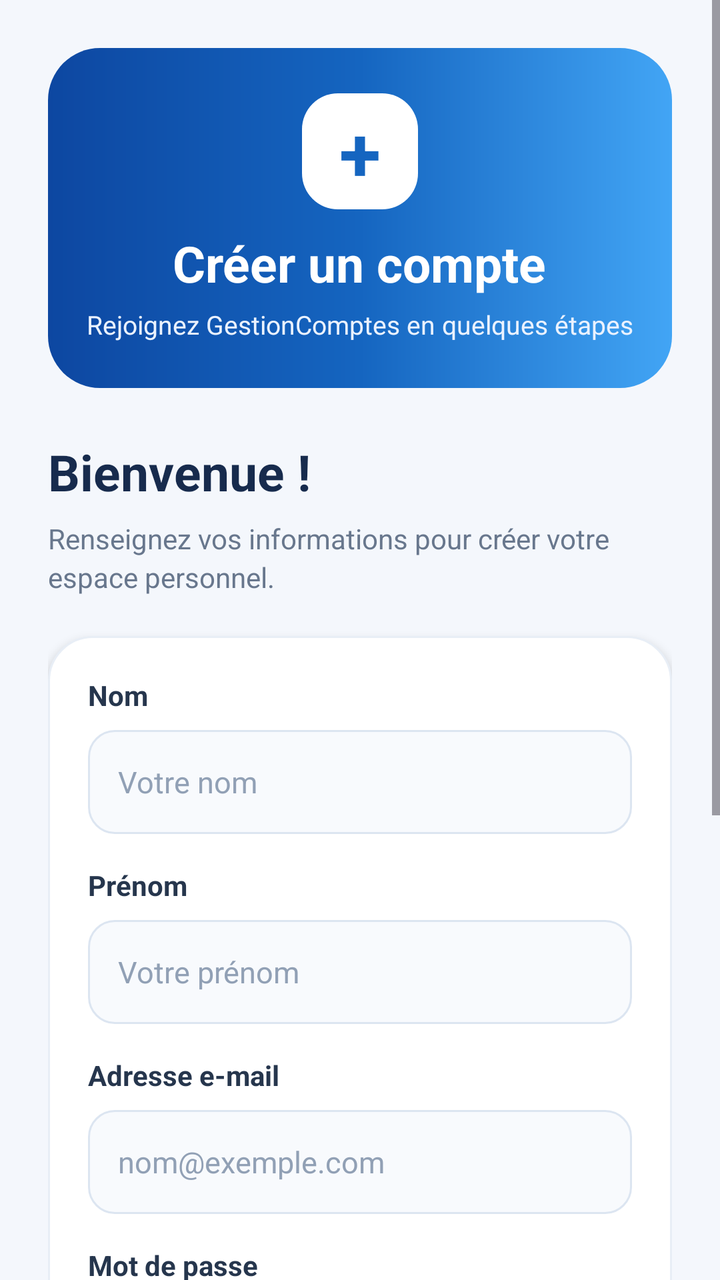
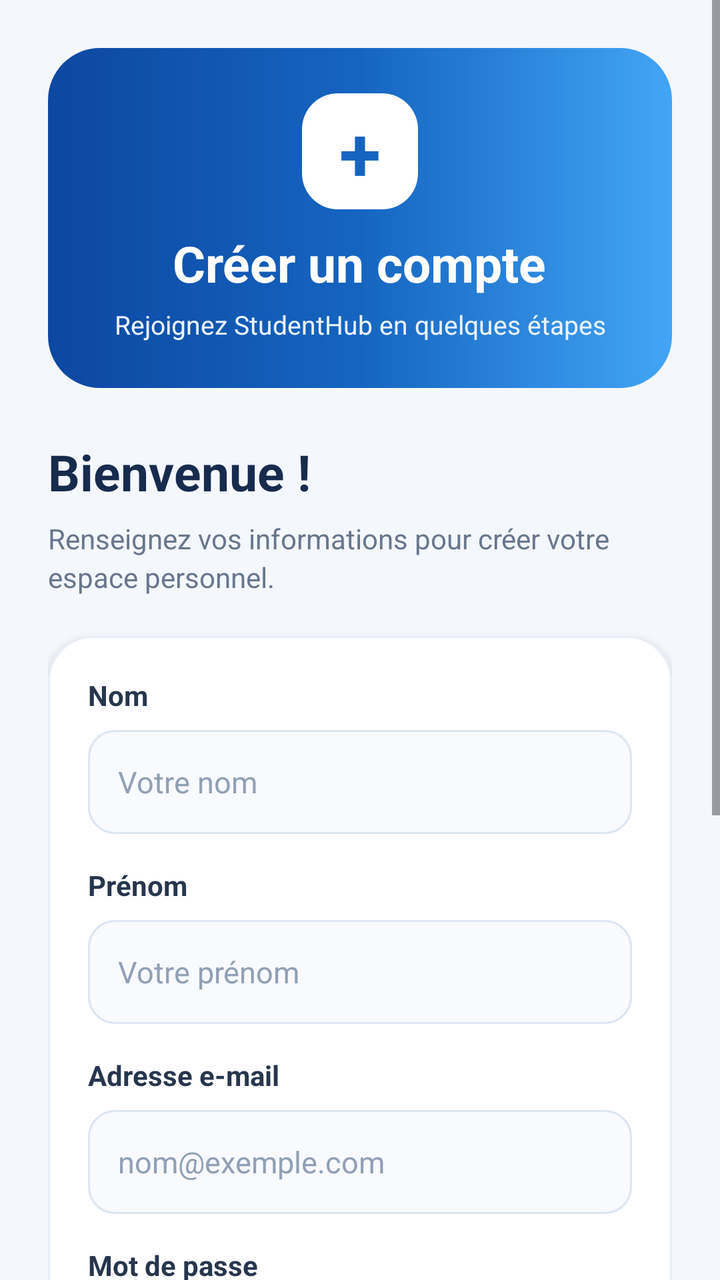

The first picture is an Android layout as it rendered before a commit; the second is the same layout after the commit. The layout source and the unified diff follow.
<!-- AndroidManifest.xml: application theme Theme.GestionComptes -->
<!-- res/layout/activity_register.xml -->
<?xml version="1.0" encoding="utf-8"?>
<ScrollView xmlns:android="http://schemas.android.com/apk/res/android"
    android:layout_width="match_parent"
    android:layout_height="match_parent"
    android:fillViewport="true"
    android:background="#F4F7FC"
    android:overScrollMode="never">

    <LinearLayout
        android:layout_width="match_parent"
        android:layout_height="wrap_content"
        android:orientation="vertical"
        android:paddingStart="24dp"
        android:paddingEnd="24dp"
        android:paddingTop="24dp"
        android:paddingBottom="24dp">

        
        <LinearLayout
            android:layout_width="match_parent"
            android:layout_height="170dp"
            android:orientation="vertical"
            android:gravity="center"
            android:background="@drawable/bg_register_hero"
            android:padding="18dp">

            <TextView
                android:layout_width="58dp"
                android:layout_height="58dp"
                android:gravity="center"
                android:background="@drawable/bg_register_logo"
                android:text="+"
                android:textColor="#1565C0"
                android:textSize="38sp"
                android:textStyle="bold" />

            <TextView
                android:layout_width="wrap_content"
                android:layout_height="wrap_content"
                android:layout_marginTop="10dp"
                android:text="Créer un compte"
                android:textColor="#FFFFFF"
                android:textSize="25sp"
                android:textStyle="bold" />

            <TextView
                android:layout_width="match_parent"
                android:layout_height="wrap_content"
                android:layout_marginTop="5dp"
                android:gravity="center"
                android:text="Rejoignez GestionComptes en quelques étapes"
                android:textColor="#EAF2FF"
                android:textSize="13sp" />
        </LinearLayout>

        
        <TextView
            android:layout_width="match_parent"
            android:layout_height="wrap_content"
            android:layout_marginTop="25dp"
            android:text="Bienvenue !"
            android:textColor="#172B4D"
            android:textSize="25sp"
            android:textStyle="bold" />

        <TextView
            android:layout_width="match_parent"
            android:layout_height="wrap_content"
            android:layout_marginTop="7dp"
            android:layout_marginBottom="20dp"
            android:text="Renseignez vos informations pour créer votre espace personnel."
            android:textColor="#68778D"
            android:textSize="14sp"
            android:lineSpacingExtra="3dp" />

        
        <LinearLayout
            android:layout_width="match_parent"
            android:layout_height="wrap_content"
            android:orientation="vertical"
            android:background="@drawable/bg_register_card"
            android:padding="20dp"
            android:elevation="3dp">


            
            <TextView
                android:layout_width="match_parent"
                android:layout_height="wrap_content"
                android:text="Nom"
                android:textColor="#26364D"
                android:textSize="14sp"
                android:textStyle="bold"
                android:layout_marginBottom="8dp" />

            <EditText
                android:id="@+id/etNom"
                android:layout_width="match_parent"
                android:layout_height="52dp"
                android:background="@drawable/bg_register_input"
                android:hint="Votre nom"
                android:inputType="textPersonName|textCapWords"
                android:imeOptions="actionNext"
                android:singleLine="true"
                android:paddingStart="15dp"
                android:paddingEnd="15dp"
                android:textColor="#172B4D"
                android:textColorHint="#91A0B5"
                android:textSize="15sp" />

            
            <TextView
                android:layout_width="match_parent"
                android:layout_height="wrap_content"
                android:text="Prénom"
                android:textColor="#26364D"
                android:textSize="14sp"
                android:textStyle="bold"
                android:layout_marginTop="16dp"
                android:layout_marginBottom="8dp" />

            <EditText
                android:id="@+id/etPrenom"
                android:layout_width="match_parent"
                android:layout_height="52dp"
                android:background="@drawable/bg_register_input"
                android:hint="Votre prénom"
                android:inputType="textPersonName|textCapWords"
                android:imeOptions="actionNext"
                android:singleLine="true"
                android:paddingStart="15dp"
                android:paddingEnd="15dp"
                android:textColor="#172B4D"
                android:textColorHint="#91A0B5"
                android:textSize="15sp" />


            <TextView
                android:layout_width="match_parent"
                android:layout_height="wrap_content"
                android:text="Adresse e-mail"
                android:textColor="#26364D"
                android:textSize="14sp"
                android:textStyle="bold"
                android:layout_marginTop="16dp"
                android:layout_marginBottom="8dp" />

            <EditText
                android:id="@+id/etEmail"
                android:layout_width="match_parent"
                android:layout_height="52dp"
                android:background="@drawable/bg_register_input"
                android:hint="nom@exemple.com"
                android:inputType="textEmailAddress"
                android:imeOptions="actionNext"
                android:singleLine="true"
                android:paddingStart="15dp"
                android:paddingEnd="15dp"
                android:textColor="#172B4D"
                android:textColorHint="#91A0B5"
                android:textSize="15sp"
                android:autofillHints="emailAddress" />

            <TextView
                android:layout_width="match_parent"
                android:layout_height="wrap_content"
                android:text="Mot de passe"
                android:textColor="#26364D"
                android:textSize="14sp"
                android:textStyle="bold"
                android:layout_marginTop="16dp"
                android:layout_marginBottom="8dp" />

            <EditText
                android:id="@+id/etPassword"
                android:layout_width="match_parent"
                android:layout_height="52dp"
                android:background="@drawable/bg_register_input"
                android:hint="Créez un mot de passe"
                android:inputType="textPassword"
                android:imeOptions="actionNext"
                android:singleLine="true"
                android:paddingStart="15dp"
                android:paddingEnd="15dp"
                android:textColor="#172B4D"
                android:textColorHint="#91A0B5"
                android:textSize="15sp"
                android:autofillHints="newPassword" />

            <TextView
                android:layout_width="match_parent"
                android:layout_height="wrap_content"
                android:text="Confirmer le mot de passe"
                android:textColor="#26364D"
                android:textSize="14sp"
                android:textStyle="bold"
                android:layout_marginTop="16dp"
                android:layout_marginBottom="8dp" />

            <EditText
                android:id="@+id/etConfirmPassword"
                android:layout_width="match_parent"
                android:layout_height="52dp"
                android:background="@drawable/bg_register_input"
                android:hint="Saisissez à nouveau le mot de passe"
                android:inputType="textPassword"
                android:imeOptions="actionDone"
                android:singleLine="true"
                android:paddingStart="15dp"
                android:paddingEnd="15dp"
                android:textColor="#172B4D"
                android:textColorHint="#91A0B5"
                android:textSize="15sp"
                android:autofillHints="newPassword" />

            <androidx.appcompat.widget.AppCompatButton
                android:id="@+id/btnRegister"
                android:layout_width="match_parent"
                android:layout_height="54dp"
                android:layout_marginTop="24dp"
                android:background="@drawable/bg_register_button"
                android:backgroundTint="@null"
                android:stateListAnimator="@null"
                android:elevation="0dp"
                android:text="Créer mon compte"
                android:textAllCaps="false"
                android:textColor="#FFFFFF"
                android:textSize="16sp"
                android:textStyle="bold" />

            <TextView
                android:id="@+id/tvLogin"
                android:layout_width="match_parent"
                android:layout_height="wrap_content"
                android:layout_marginTop="16dp"
                android:gravity="center"
                android:padding="8dp"
                android:clickable="true"
                android:focusable="true"
                android:text="Déjà inscrit(e) ? Se connecter"
                android:textColor="#1565C0"
                android:textSize="14sp"
                android:textStyle="bold" />

        </LinearLayout>

        <TextView
            android:layout_width="match_parent"
            android:layout_height="wrap_content"
            android:layout_marginTop="20dp"
            android:gravity="center"
            android:text="SIMPLE  •  SÉCURISÉ  •  PRATIQUE"
            android:textColor="#8A98AB"
            android:textSize="11sp"
            android:letterSpacing="0.06" />

    </LinearLayout>
</ScrollView>
<!-- resources referenced by this layout -->
<resources>
  <!-- drawable bg_register_button (drawable) -->
  <?xml version="1.0" encoding="utf-8"?>
  <ripple xmlns:android="http://schemas.android.com/apk/res/android"
      android:color="#55FFFFFF">
      <item>
          <shape android:shape="rectangle">
              <corners android:radius="14dp" />
              <gradient
                  android:angle="0"
                  android:startColor="#1565C0"
                  android:endColor="#1976D2"
                  android:type="linear" />
          </shape>
      </item>
  </ripple>
  <!-- drawable bg_register_card (drawable) -->
  <?xml version="1.0" encoding="utf-8"?>
  <shape xmlns:android="http://schemas.android.com/apk/res/android"
      android:shape="rectangle">
      <corners android:radius="22dp" />
      <solid android:color="#FFFFFF" />
      <stroke
          android:width="1dp"
          android:color="#E8EEF6" />
  </shape>
  <!-- drawable bg_register_hero (drawable) -->
  <?xml version="1.0" encoding="utf-8"?>
  <shape xmlns:android="http://schemas.android.com/apk/res/android"
      android:shape="rectangle">
      <corners android:radius="26dp" />
      <gradient
          android:angle="0"
          android:startColor="#0D47A1"
          android:centerColor="#1565C0"
          android:endColor="#42A5F5"
          android:type="linear" />
  </shape>
  <!-- drawable bg_register_input (drawable) -->
  <?xml version="1.0" encoding="utf-8"?>
  <selector xmlns:android="http://schemas.android.com/apk/res/android">
      <item android:state_focused="true">
          <shape android:shape="rectangle">
              <corners android:radius="13dp" />
              <solid android:color="#F8FBFF" />
              <stroke android:width="1.5dp" android:color="#1565C0" />
          </shape>
      </item>
      <item>
          <shape android:shape="rectangle">
              <corners android:radius="13dp" />
              <solid android:color="#F8FAFD" />
              <stroke android:width="1dp" android:color="#DCE5F1" />
          </shape>
      </item>
  </selector>
  <!-- drawable bg_register_logo (drawable) -->
  <?xml version="1.0" encoding="utf-8"?>
  <shape xmlns:android="http://schemas.android.com/apk/res/android"
      android:shape="rectangle">
      <corners android:radius="18dp" />
      <solid android:color="#FFFFFF" />
  </shape>
  <style name="Theme.GestionComptes" parent="Base.Theme.GestionComptes" />
  <style name="Base.Theme.GestionComptes" parent="Theme.Material3.DayNight.NoActionBar">
          
          
      </style>
</resources>

<!-- the commit's change to res/layout/activity_register.xml (unified diff, before → after) -->
@@ -38,7 +38,7 @@
                 android:layout_width="wrap_content"
                 android:layout_height="wrap_content"
                 android:layout_marginTop="10dp"
-                android:text="Créer un compte"
+                android:text="@string/register_title"
                 android:textColor="#FFFFFF"
                 android:textSize="25sp"
                 android:textStyle="bold" />
@@ -48,7 +48,7 @@
                 android:layout_height="wrap_content"
                 android:layout_marginTop="5dp"
                 android:gravity="center"
-                android:text="Rejoignez GestionComptes en quelques étapes"
+                android:text="@string/register_hero_subtitle"
                 android:textColor="#EAF2FF"
                 android:textSize="13sp" />
         </LinearLayout>
@@ -58,7 +58,7 @@
             android:layout_width="match_parent"
             android:layout_height="wrap_content"
             android:layout_marginTop="25dp"
-            android:text="Bienvenue !"
+            android:text="@string/register_welcome"
             android:textColor="#172B4D"
             android:textSize="25sp"
             android:textStyle="bold" />
@@ -68,7 +68,7 @@
             android:layout_height="wrap_content"
             android:layout_marginTop="7dp"
             android:layout_marginBottom="20dp"
-            android:text="Renseignez vos informations pour créer votre espace personnel."
+            android:text="@string/register_description"
             android:textColor="#68778D"
             android:textSize="14sp"
             android:lineSpacingExtra="3dp" />
@@ -82,12 +82,11 @@
             android:padding="20dp"
             android:elevation="3dp">
 
-
-            
-            <TextView
-                android:layout_width="match_parent"
-                android:layout_height="wrap_content"
-                android:text="Nom"
+            
+            <TextView
+                android:layout_width="match_parent"
+                android:layout_height="wrap_content"
+                android:text="@string/last_name"
                 android:textColor="#26364D"
                 android:textSize="14sp"
                 android:textStyle="bold"
@@ -98,7 +97,7 @@
                 android:layout_width="match_parent"
                 android:layout_height="52dp"
                 android:background="@drawable/bg_register_input"
-                android:hint="Votre nom"
+                android:hint="@string/last_name_hint"
                 android:inputType="textPersonName|textCapWords"
                 android:imeOptions="actionNext"
                 android:singleLine="true"
@@ -112,7 +111,7 @@
             <TextView
                 android:layout_width="match_parent"
                 android:layout_height="wrap_content"
-                android:text="Prénom"
+                android:text="@string/first_name"
                 android:textColor="#26364D"
                 android:textSize="14sp"
                 android:textStyle="bold"
@@ -124,7 +123,7 @@
                 android:layout_width="match_parent"
                 android:layout_height="52dp"
                 android:background="@drawable/bg_register_input"
-                android:hint="Votre prénom"
+                android:hint="@string/first_name_hint"
                 android:inputType="textPersonName|textCapWords"
                 android:imeOptions="actionNext"
                 android:singleLine="true"
@@ -134,11 +133,11 @@
                 android:textColorHint="#91A0B5"
                 android:textSize="15sp" />
 
-
-            <TextView
-                android:layout_width="match_parent"
-                android:layout_height="wrap_content"
-                android:text="Adresse e-mail"
+            
+            <TextView
+                android:layout_width="match_parent"
+                android:layout_height="wrap_content"
+                android:text="@string/email"
                 android:textColor="#26364D"
                 android:textSize="14sp"
                 android:textStyle="bold"
@@ -150,7 +149,7 @@
                 android:layout_width="match_parent"
                 android:layout_height="52dp"
                 android:background="@drawable/bg_register_input"
-                android:hint="nom@exemple.com"
+                android:hint="@string/email_hint"
                 android:inputType="textEmailAddress"
                 android:imeOptions="actionNext"
                 android:singleLine="true"
@@ -161,10 +160,11 @@
                 android:textSize="15sp"
                 android:autofillHints="emailAddress" />
 
-            <TextView
-                android:layout_width="match_parent"
-                android:layout_height="wrap_content"
-                android:text="Mot de passe"
+            
+            <TextView
+                android:layout_width="match_parent"
+                android:layout_height="wrap_content"
+                android:text="@string/password"
                 android:textColor="#26364D"
                 android:textSize="14sp"
                 android:textStyle="bold"
@@ -176,7 +176,7 @@
                 android:layout_width="match_parent"
                 android:layout_height="52dp"
                 android:background="@drawable/bg_register_input"
-                android:hint="Créez un mot de passe"
+                android:hint="@string/create_password_hint"
                 android:inputType="textPassword"
                 android:imeOptions="actionNext"
                 android:singleLine="true"
@@ -187,10 +187,11 @@
                 android:textSize="15sp"
                 android:autofillHints="newPassword" />
 
-            <TextView
-                android:layout_width="match_parent"
-                android:layout_height="wrap_content"
-                android:text="Confirmer le mot de passe"
+            
+            <TextView
+                android:layout_width="match_parent"
+                android:layout_height="wrap_content"
+                android:text="@string/confirm_password"
                 android:textColor="#26364D"
                 android:textSize="14sp"
                 android:textStyle="bold"
@@ -202,7 +203,7 @@
                 android:layout_width="match_parent"
                 android:layout_height="52dp"
                 android:background="@drawable/bg_register_input"
-                android:hint="Saisissez à nouveau le mot de passe"
+                android:hint="@string/confirm_password_hint"
                 android:inputType="textPassword"
                 android:imeOptions="actionDone"
                 android:singleLine="true"
@@ -213,6 +214,7 @@
                 android:textSize="15sp"
                 android:autofillHints="newPassword" />
 
+            
             <androidx.appcompat.widget.AppCompatButton
                 android:id="@+id/btnRegister"
                 android:layout_width="match_parent"
@@ -222,12 +224,13 @@
                 android:backgroundTint="@null"
                 android:stateListAnimator="@null"
                 android:elevation="0dp"
-                android:text="Créer mon compte"
+                android:text="@string/register_button"
                 android:textAllCaps="false"
                 android:textColor="#FFFFFF"
                 android:textSize="16sp"
                 android:textStyle="bold" />
 
+            
             <TextView
                 android:id="@+id/tvLogin"
                 android:layout_width="match_parent"
@@ -237,7 +240,7 @@
                 android:padding="8dp"
                 android:clickable="true"
                 android:focusable="true"
-                android:text="Déjà inscrit(e) ? Se connecter"
+                android:text="@string/already_account"
                 android:textColor="#1565C0"
                 android:textSize="14sp"
                 android:textStyle="bold" />
@@ -249,7 +252,7 @@
             android:layout_height="wrap_content"
             android:layout_marginTop="20dp"
             android:gravity="center"
-            android:text="SIMPLE  •  SÉCURISÉ  •  PRATIQUE"
+            android:text="@string/login_footer"
             android:textColor="#8A98AB"
             android:textSize="11sp"
             android:letterSpacing="0.06" />
<!-- resource entries referenced after the edit -->
@@ -62,6 +62,23 @@
       <corners android:radius="18dp" />
       <solid android:color="#FFFFFF" />
   </shape>
+  <string name="already_account">Déjà inscrit(e) ? Se connecter</string>
+  <string name="confirm_password">Confirmer le mot de passe</string>
+  <string name="confirm_password_hint">Saisissez à nouveau le mot de passe</string>
+  <string name="create_password_hint">Créez un mot de passe</string>
+  <string name="email">Adresse e-mail</string>
+  <string name="email_hint">nom@exemple.com</string>
+  <string name="first_name">Prénom</string>
+  <string name="first_name_hint">Votre prénom</string>
+  <string name="last_name">Nom</string>
+  <string name="last_name_hint">Votre nom</string>
+  <string name="login_footer">SIMPLE  •  SÉCURISÉ  •  PRATIQUE</string>
+  <string name="password">Mot de passe</string>
+  <string name="register_button">Créer mon compte</string>
+  <string name="register_description">Renseignez vos informations pour créer votre espace personnel.</string>
+  <string name="register_hero_subtitle">Rejoignez StudentHub en quelques étapes</string>
+  <string name="register_title">Créer un compte</string>
+  <string name="register_welcome">Bienvenue !</string>
   <style name="Theme.GestionComptes" parent="Base.Theme.GestionComptes" />
   <style name="Base.Theme.GestionComptes" parent="Theme.Material3.DayNight.NoActionBar">
           
